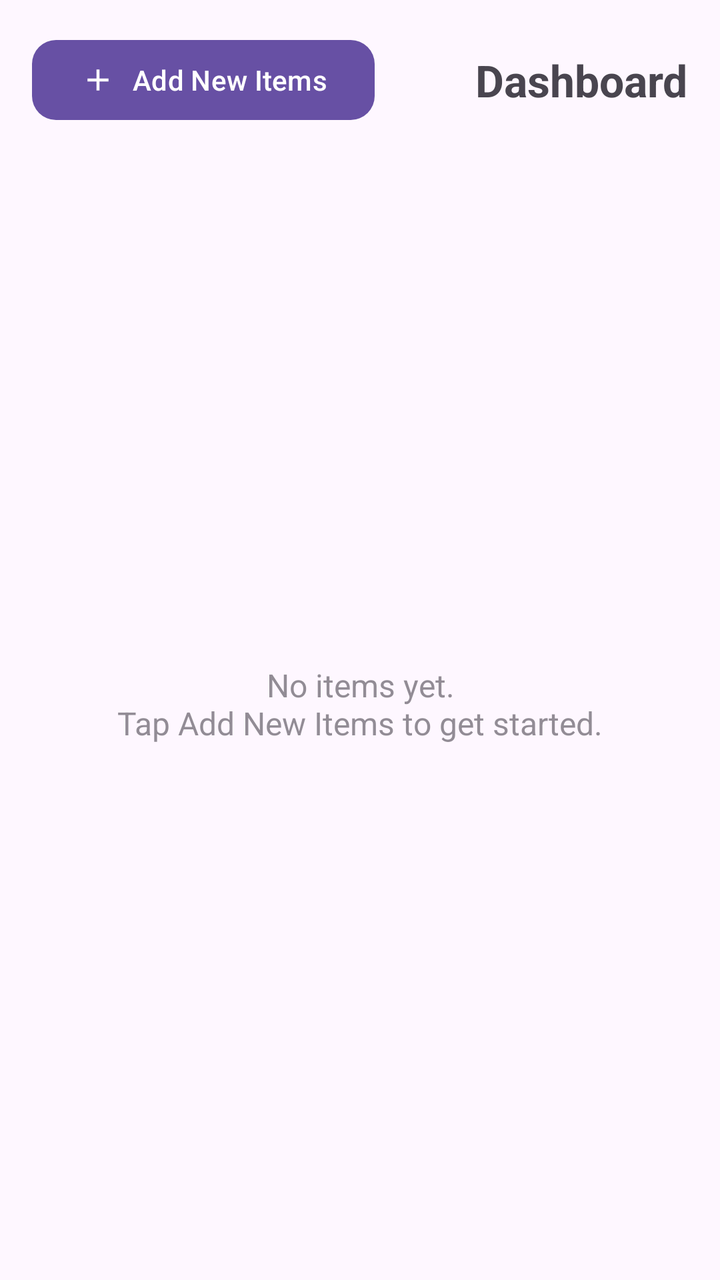
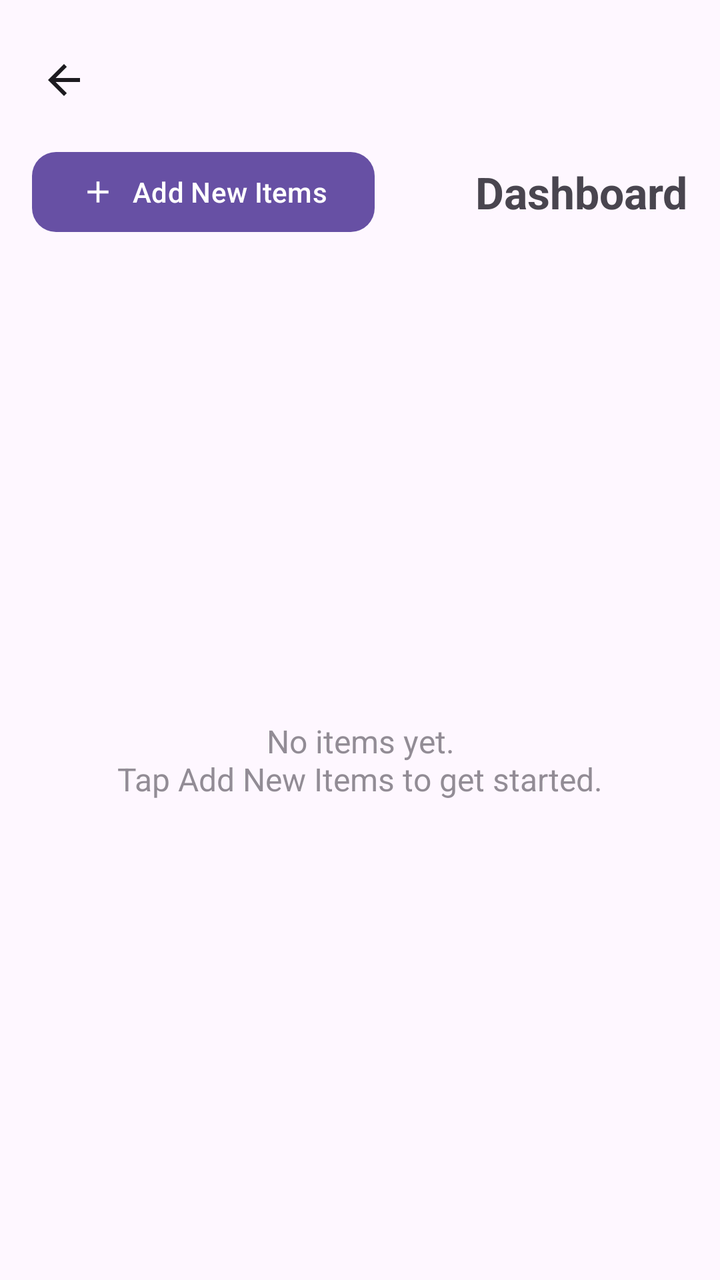

The first picture is an Android layout as it rendered before a commit; the second is the same layout after the commit. The layout source and the unified diff follow.
<!-- AndroidManifest.xml: application theme Theme.FireFighters -->
<!-- res/layout/activity_dashboard.xml -->
<?xml version="1.0" encoding="utf-8"?>
<androidx.constraintlayout.widget.ConstraintLayout xmlns:android="http://schemas.android.com/apk/res/android"
    xmlns:app="http://schemas.android.com/apk/res-auto"
    xmlns:tools="http://schemas.android.com/tools"
    android:id="@+id/dashboard_root"
    android:layout_width="match_parent"
    android:layout_height="match_parent"
    tools:context=".DashboardActivity">

    <com.google.android.material.button.MaterialButton
        android:id="@+id/btn_add_new_items"
        android:layout_width="wrap_content"
        android:layout_height="wrap_content"
        android:layout_marginStart="16dp"
        android:layout_marginTop="16dp"
        android:text="Add New Items"
        android:textSize="14sp"
        app:cornerRadius="12dp"
        app:icon="@drawable/ic_add"
        app:iconGravity="textStart"
        app:iconPadding="8dp"
        app:layout_constraintStart_toStartOf="parent"
        app:layout_constraintTop_toTopOf="parent" />

    <TextView
        android:id="@+id/dashboard_title"
        android:layout_width="wrap_content"
        android:layout_height="wrap_content"
        android:layout_marginEnd="16dp"
        android:text="Dashboard"
        android:textSize="22sp"
        android:textStyle="bold"
        app:layout_constraintBottom_toBottomOf="@id/btn_add_new_items"
        app:layout_constraintEnd_toEndOf="parent"
        app:layout_constraintTop_toTopOf="@id/btn_add_new_items" />

    <TextView
        android:id="@+id/empty_state"
        android:layout_width="0dp"
        android:layout_height="wrap_content"
        android:layout_marginHorizontal="32dp"
        android:gravity="center"
        android:text="No items yet.\nTap Add New Items to get started."
        android:textSize="16sp"
        android:alpha="0.6"
        app:layout_constraintBottom_toBottomOf="parent"
        app:layout_constraintEnd_toEndOf="parent"
        app:layout_constraintStart_toStartOf="parent"
        app:layout_constraintTop_toBottomOf="@id/btn_add_new_items" />

    <ScrollView
        android:id="@+id/items_scroll"
        android:layout_width="0dp"
        android:layout_height="0dp"
        android:layout_marginTop="16dp"
        android:fillViewport="true"
        app:layout_constraintBottom_toBottomOf="parent"
        app:layout_constraintEnd_toEndOf="parent"
        app:layout_constraintStart_toStartOf="parent"
        app:layout_constraintTop_toBottomOf="@id/btn_add_new_items">

        <LinearLayout
            android:id="@+id/items_container"
            android:layout_width="match_parent"
            android:layout_height="wrap_content"
            android:orientation="vertical"
            android:paddingBottom="24dp" />
    </ScrollView>

</androidx.constraintlayout.widget.ConstraintLayout>
<!-- resources referenced by this layout -->
<resources>
  <!-- drawable ic_add (drawable) -->
  <vector xmlns:android="http://schemas.android.com/apk/res/android"
      android:width="24dp"
      android:height="24dp"
      android:viewportWidth="24"
      android:viewportHeight="24"
      android:tint="?attr/colorOnPrimary">
      <path
          android:fillColor="@android:color/white"
          android:pathData="M19,13H13V19H11V13H5V11H11V5H13V11H19V13Z" />
  </vector>
  <style name="Theme.FireFighters" parent="Base.Theme.FireFighters" />
  <style name="Base.Theme.FireFighters" parent="Theme.Material3.DayNight.NoActionBar">
          
          
      </style>
</resources>

<!-- the commit's change to res/layout/activity_dashboard.xml (unified diff, before → after) -->
@@ -7,12 +7,24 @@
     android:layout_height="match_parent"
     tools:context=".DashboardActivity">
 
+    <ImageButton
+        android:id="@+id/btn_back"
+        android:layout_width="48dp"
+        android:layout_height="48dp"
+        android:layout_marginStart="8dp"
+        android:layout_marginTop="16dp"
+        android:background="?attr/selectableItemBackgroundBorderless"
+        android:contentDescription="Back"
+        android:src="@drawable/ic_arrow_back"
+        app:layout_constraintStart_toStartOf="parent"
+        app:layout_constraintTop_toTopOf="parent" />
+
     <com.google.android.material.button.MaterialButton
         android:id="@+id/btn_add_new_items"
         android:layout_width="wrap_content"
         android:layout_height="wrap_content"
         android:layout_marginStart="16dp"
-        android:layout_marginTop="16dp"
+        android:layout_marginTop="8dp"
         android:text="Add New Items"
         android:textSize="14sp"
         app:cornerRadius="12dp"
@@ -20,7 +32,7 @@
         app:iconGravity="textStart"
         app:iconPadding="8dp"
         app:layout_constraintStart_toStartOf="parent"
-        app:layout_constraintTop_toTopOf="parent" />
+        app:layout_constraintTop_toBottomOf="@id/btn_back" />
 
     <TextView
         android:id="@+id/dashboard_title"
<!-- resource entries referenced after the edit -->
@@ -11,6 +11,17 @@
           android:fillColor="@android:color/white"
           android:pathData="M19,13H13V19H11V13H5V11H11V5H13V11H19V13Z" />
   </vector>
+  <!-- drawable ic_arrow_back (drawable) -->
+  <vector xmlns:android="http://schemas.android.com/apk/res/android"
+      android:width="24dp"
+      android:height="24dp"
+      android:viewportWidth="24"
+      android:viewportHeight="24"
+      android:tint="?android:attr/textColorPrimary">
+      <path
+          android:fillColor="@android:color/white"
+          android:pathData="M20,11H7.83l5.59,-5.59L12,4l-8,8 8,8 1.41,-1.41L7.83,13H20z" />
+  </vector>
   <style name="Theme.FireFighters" parent="Base.Theme.FireFighters" />
   <style name="Base.Theme.FireFighters" parent="Theme.Material3.DayNight.NoActionBar">
           
